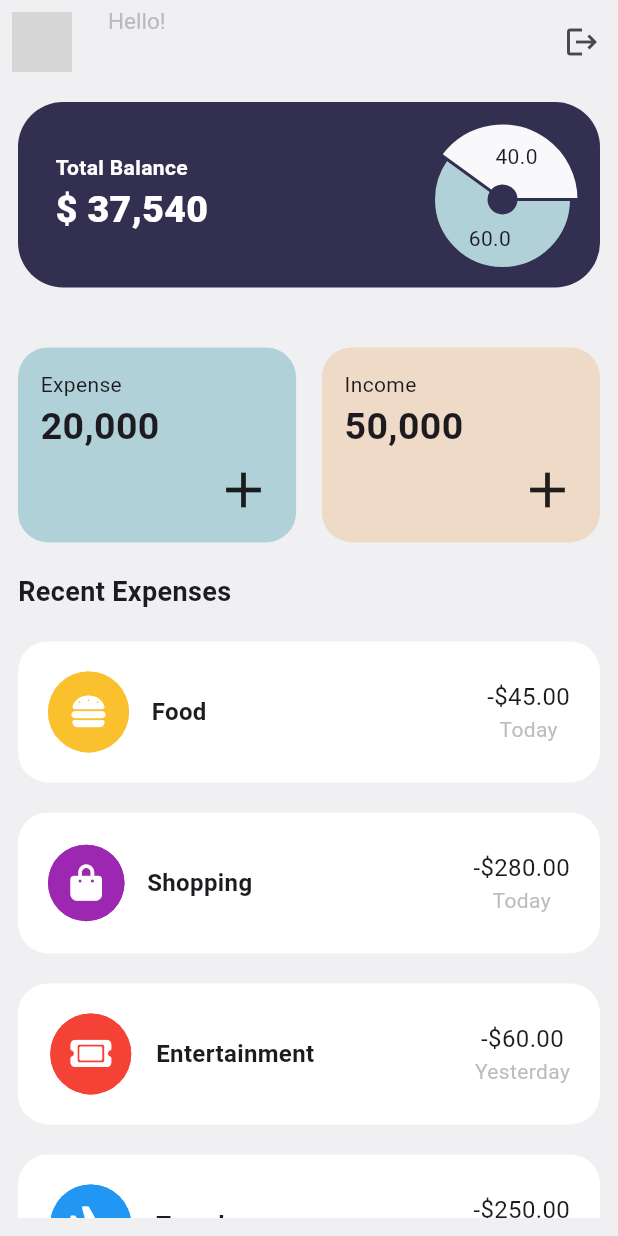
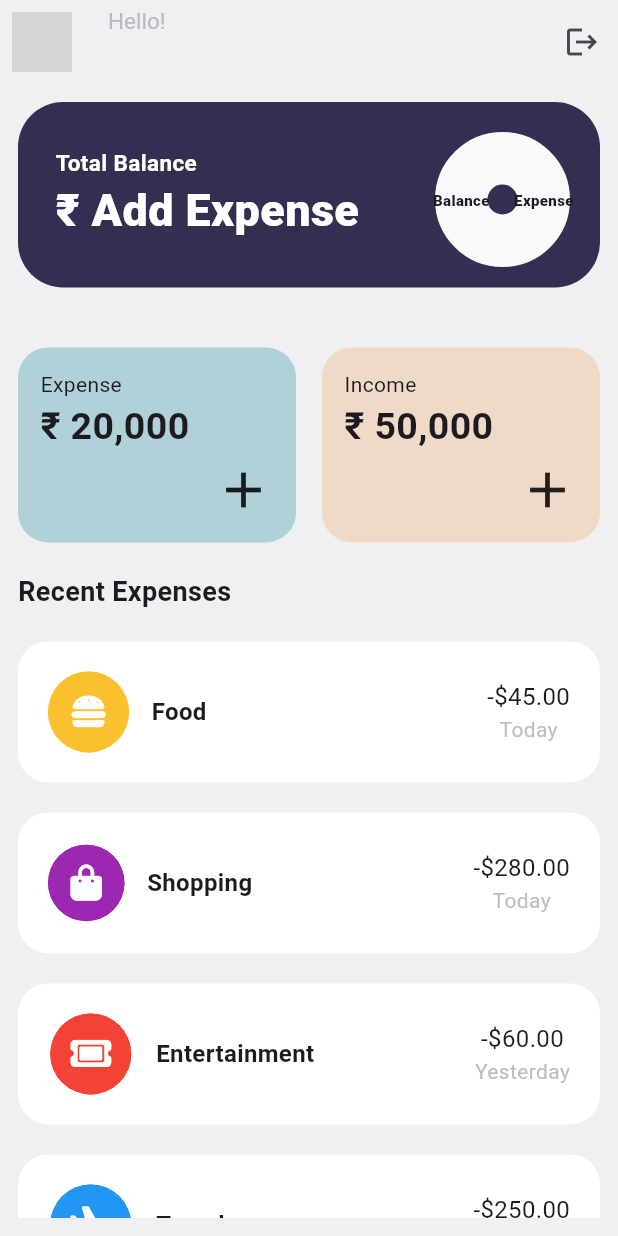
Before and after one commit to ACM-JUIT/Team-8-Expense-Tracker-App, a Flutter app: the MainScreen screen opened directly, on a phone screen of 412 x 824 dp. Run offline on Flutter 3.47's test engine with Material 3 defaults, Android fonts, the light colour scheme and no system bars; drawn by our look-alikes of fl_chart; our stand-ins replace cloud_firestore, firebase_auth, firebase_core, flutter_colorpicker, font_awesome_flutter, google_sign_in and 2 more; accounts and stored records are empty; network calls fail; grey boxes are pictures that could not be loaded.

Commit message:
showing total expenses

```diff
--- a/lib/components/budget_container.dart
+++ b/lib/components/budget_container.dart
@@ -35,15 +35,15 @@ class BudgetContainer extends StatelessWidget {
                     style: TextStyle(
                       color: Colors.white,
                       fontWeight: FontWeight.w600,
-                      fontSize: 14,
+                      fontSize: 15,
                     ),
                   ),
                   Text(
-                    "\$ " + balance,
+                    "\₹ " + balance,
                     style: TextStyle(
                       color: Colors.white,
                       fontWeight: FontWeight.w900,
-                      fontSize: 25,
+                      fontSize: 30,
                     ),
                   ),
                 ],
@@ -61,12 +61,25 @@ class BudgetContainer extends StatelessWidget {
                         centerSpaceRadius: 10,
                         sections: [
                           PieChartSectionData(
+                            badgeWidget: Text(
+                              "Expense",
+                              style: TextStyle(
+                                  fontSize: 10, fontWeight: FontWeight.w900),
+                            ),
                             radius: 35,
                             value: ratio1,
-                            color: Color(0xFFB1D1D8),
+                            showTitle: false,
+                            color: const Color(0xFFB1D1D8),
                           ),
                           PieChartSectionData(
+                            badgeWidget: Text(
+                              "Balance",
+                              style: TextStyle(
+                                  fontSize: 10, fontWeight: FontWeight.w900),
+                            ),
                             value: ratio2,
+                            radius: 35,
+                            showTitle: false,
                             color: Color(0xFFF9F9FC),
                           ),
                         ],
--- a/lib/components/expense_income_tile.dart
+++ b/lib/components/expense_income_tile.dart
@@ -35,7 +35,7 @@ class ExpenseIncomeTile extends StatelessWidget {
                 ),
               ),
               Text(
-                value,
+                "\₹ " + value,
                 style: TextStyle(fontSize: 25, fontWeight: FontWeight.w600),
               ),
             ],
--- a/lib/services/add_expense/repository/expense_repository.dart
+++ b/lib/services/add_expense/repository/expense_repository.dart
@@ -12,10 +12,20 @@ class ExpenseRepository {
   CollectionReference get _category =>
       FirebaseFirestore.instance.collection('category');
 
-  Future<Category> getCategory(String uid) async {
-    DocumentReference docRef = _category.doc(uid);
+  Future<Category> getCategory(String uid, String categoryId) async {
+    print("getcategory $categoryId");
+    DocumentReference docRef =
+        _category.doc(uid).collection('user_category').doc(categoryId);
     DocumentSnapshot docSnapshot = await docRef.get();
-    return Category.fromMap(docSnapshot.data() as Map<String,dynamic>);
+    return Category.fromMap(docSnapshot.data() as Map<String, dynamic>);
+  }
+
+  double _budget = 10000;
+
+  double get budget => _budget;
+
+  set updateBudget(double value) {
+    _budget = value;
   }
 
   Future<void> addCategory(
@@ -24,7 +34,11 @@ class ExpenseRepository {
     BuildContext context,
   ) async {
     try {
-      await _category.doc(uid).set(category.toMap());
+      await _category
+          .doc(uid)
+          .collection('user_category')
+          .doc(category.id)
+          .set(category.toMap());
     } catch (e) {
       showSnackBar(
         context,
@@ -39,7 +53,11 @@ class ExpenseRepository {
     BuildContext context,
   ) async {
     try {
-      await _expense.doc(uid).set(expense.toMap());
+      await _expense
+          .doc(uid)
+          .collection('user_expense')
+          .doc(expense.id)
+          .set(expense.toMap());
     } catch (e) {
       showSnackBar(
         context,
@@ -47,4 +65,15 @@ class ExpenseRepository {
       );
     }
   }
+
+  Stream<List<Expense>> getAllExpense(String uid) {
+    return _expense
+        .doc(uid)
+        .collection('user_expense')
+        .snapshots()
+        .map((snapshot) => snapshot.docs)
+        .map((docs) => docs
+            .map((doc) => Expense.fromMap(doc.data()))
+            .toList());
+  }
 }
--- a/lib/services/home/screen/main_screen.dart
+++ b/lib/services/home/screen/main_screen.dart
@@ -1,5 +1,6 @@
 import 'package:basecode/components/budget_container.dart';
 import 'package:basecode/components/expense_income_tile.dart';
+import 'package:basecode/services/add_expense/repository/expense_repository.dart';
 import 'package:basecode/services/auth/repository/auth_repository.dart';
 import 'package:basecode/services/home/data/dummy_data.dart';
 import 'package:firebase_auth/firebase_auth.dart';
@@ -14,11 +15,16 @@ class MainScreen extends StatefulWidget {
 }
 
 class _MainScreenState extends State<MainScreen> {
+
+
   @override
   Widget build(BuildContext context) {
+
+    final uid = FirebaseAuth.instance.currentUser!.uid;
+    final expenseRepository = context.read<ExpenseRepository>();
+
     return StreamBuilder(
-      stream: Provider.of<AuthRepository>(context)
-          .getUserData(FirebaseAuth.instance.currentUser!.uid),
+      stream: Provider.of<AuthRepository>(context).getUserData(uid),
       builder: (context, snapshot) {
         if (snapshot.hasData) {
           return Scaffold(
@@ -55,11 +61,22 @@ class _MainScreenState extends State<MainScreen> {
                 ],
               ),
             ),
-            body: Padding(
+            body: StreamBuilder(
+              stream: context.read<ExpenseRepository>().getAllExpense(uid),
+              builder: (context, snapshot) {
+                if (snapshot.hasData) {
+                  double totalAmount = snapshot.data!
+                      .fold<double>(0.0, (acc, e) => acc + e.amount);
+                  return Padding(
                     padding: const EdgeInsets.all(12),
                     child: Column(
                       children: [
-                  BudgetContainer(balance: "37,540", ratio1: 60, ratio2: 40),
+                        BudgetContainer(
+                            balance: totalAmount == 0
+                                ? "Add Expense"
+                                : (expenseRepository.budget - totalAmount).toString(),
+                            ratio1:  (totalAmount / 1000) * 100,
+                            ratio2: 100 - (totalAmount / 1000) * 100),
                         const SizedBox(height: 40),
                         Row(
                           mainAxisAlignment: MainAxisAlignment.spaceBetween,
@@ -92,7 +109,8 @@ class _MainScreenState extends State<MainScreen> {
                           child: ListView.separated(
                             physics: const BouncingScrollPhysics(),
                             itemCount: myData.length,
-                      separatorBuilder: (context, index) => const SizedBox(
+                            separatorBuilder: (context, index) =>
+                                const SizedBox(
                               height: 20,
                             ),
                             itemBuilder: (context, index) {
@@ -104,7 +122,8 @@ class _MainScreenState extends State<MainScreen> {
                                   borderRadius: BorderRadius.circular(20),
                                 ),
                                 child: Row(
-                            mainAxisAlignment: MainAxisAlignment.spaceBetween,
+                                  mainAxisAlignment:
+                                      MainAxisAlignment.spaceBetween,
                                   children: [
                                     Row(
                                       children: [
@@ -141,8 +160,8 @@ class _MainScreenState extends State<MainScreen> {
                                         ),
                                         Text(
                                           item['date'],
-                                    style:
-                                        TextStyle(color: Colors.grey.shade400),
+                                          style: TextStyle(
+                                              color: Colors.grey.shade400),
                                         ),
                                       ],
                                     )
@@ -154,6 +173,10 @@ class _MainScreenState extends State<MainScreen> {
                         )
                       ],
                     ),
+                  );
+                }
+                return Container();
+              },
             ),
           );
         }
```
Also changed, not shown: lib/services/add_expense/screen/add_expense_screen.dart (+6 -3 lines), lib/services/add_expense/screen/category_creation.dart (+6 -3 lines). Lines whose indentation alone changed are shown as unchanged.
